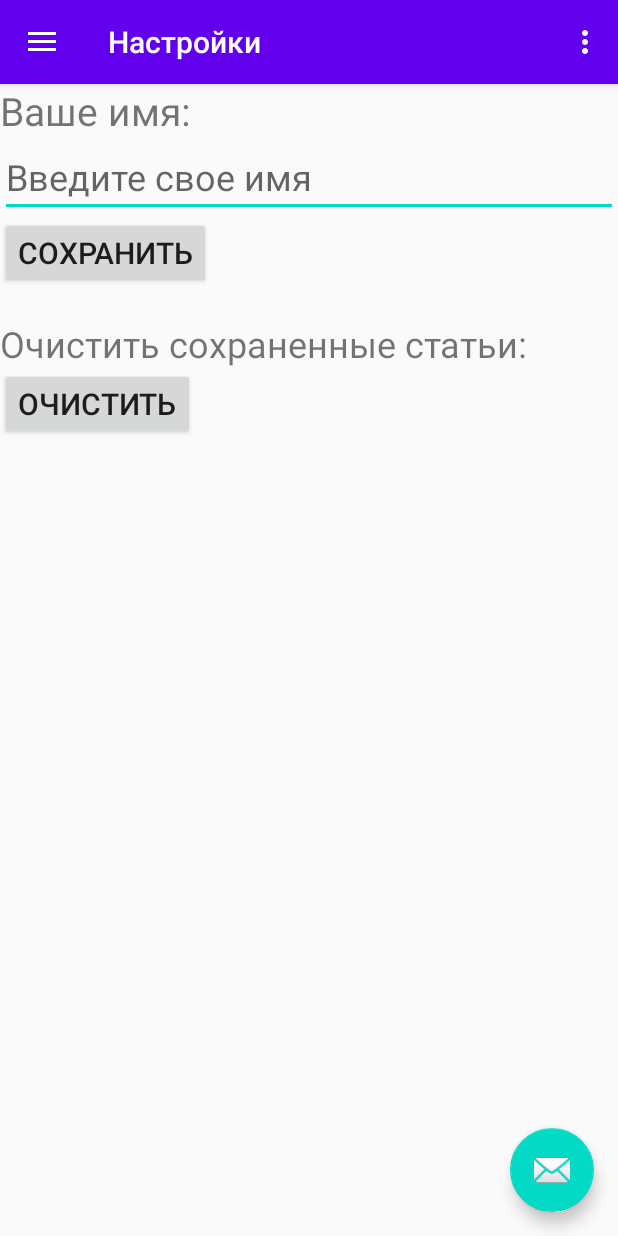
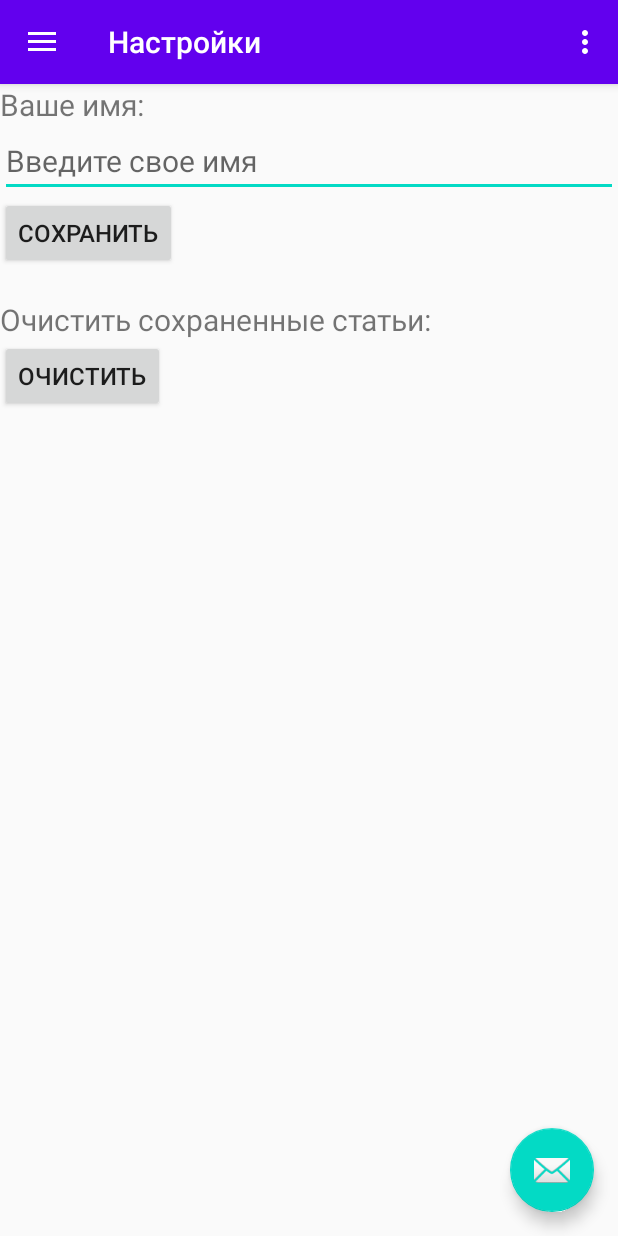
Before and after one commit to kissloryshy/IHaveRights, an Android app: the screen it shows after launch (MainActivity), in the side drawer, after a tap on "Настройки", on a phone screen of 412 x 824 dp. Run offline under Robolectric (Android 15) with nearby library versions, the phone set to English and light mode, and no system bars; our stand-ins replace Firebase (no records; nobody signed in at launch, a user with empty details on screens opened directly), navigation-ui.

```diff
--- a/app/src/main/java/com/example/androidnav/ui/articles/ArticlesFragment.kt
+++ b/app/src/main/java/com/example/androidnav/ui/articles/ArticlesFragment.kt
@@ -45,32 +45,33 @@ class ArticlesFragment : Fragment() {
         var adapter = ArrayAdapter<String>(requireContext(), android.R.layout.simple_list_item_1, titles)
         listView.adapter = adapter
 
-        if (titles.isEmpty()) {
-            titles.add("Title one")
-            titles.add("Title two")
-            titles.add("Title three")
-            titles.add("Title four")
-            titles.add("Title five")
-            content.add("Content one Lorem Ipsum - это текст-\"рыба\", часто используемый в печати и вэб-дизайне. Lorem Ipsum является стандартной \"рыбой\" для текстов на латинице с начала XVI века. В то время некий безымянный печатник создал большую коллекцию размеров и форм шрифтов, используя Lorem Ipsum для распечатки образцов. Lorem Ipsum не только успешно пережил без заметных изменений пять веков, но и перешагнул в электронный дизайн. Его популяризации в новое время послужили публикация листов Letraset с образцами Lorem Ipsum в 60-х годах и, в более недавнее время, программы электронной вёрстки типа Aldus PageMaker, в шаблонах которых используется Lorem Ipsum.")
-            content.add("Content two Lorem Ipsum - это текст-\"рыба\", часто используемый в печати и вэб-дизайне. Lorem Ipsum является стандартной \"рыбой\" для текстов на латинице с начала XVI века. В то время некий безымянный печатник создал большую коллекцию размеров и форм шрифтов, используя Lorem Ipsum для распечатки образцов. Lorem Ipsum не только успешно пережил без заметных изменений пять веков, но и перешагнул в электронный дизайн. Его популяризации в новое время послужили публикация листов Letraset с образцами Lorem Ipsum в 60-х годах и, в более недавнее время, программы электронной вёрстки типа Aldus PageMaker, в шаблонах которых используется Lorem Ipsum.")
-            content.add("Content three Lorem Ipsum - это текст-\"рыба\", часто используемый в печати и вэб-дизайне. Lorem Ipsum является стандартной \"рыбой\" для текстов на латинице с начала XVI века. В то время некий безымянный печатник создал большую коллекцию размеров и форм шрифтов, используя Lorem Ipsum для распечатки образцов. Lorem Ipsum не только успешно пережил без заметных изменений пять веков, но и перешагнул в электронный дизайн. Его популяризации в новое время послужили публикация листов Letraset с образцами Lorem Ipsum в 60-х годах и, в более недавнее время, программы электронной вёрстки типа Aldus PageMaker, в шаблонах которых используется Lorem Ipsum.")
-            content.add("Content four Lorem Ipsum - это текст-\"рыба\", часто используемый в печати и вэб-дизайне. Lorem Ipsum является стандартной \"рыбой\" для текстов на латинице с начала XVI века. В то время некий безымянный печатник создал большую коллекцию размеров и форм шрифтов, используя Lorem Ipsum для распечатки образцов. Lorem Ipsum не только успешно пережил без заметных изменений пять веков, но и перешагнул в электронный дизайн. Его популяризации в новое время послужили публикация листов Letraset с образцами Lorem Ipsum в 60-х годах и, в более недавнее время, программы электронной вёрстки типа Aldus PageMaker, в шаблонах которых используется Lorem Ipsum.")
-            content.add("Content five Lorem Ipsum - это текст-\"рыба\", часто используемый в печати и вэб-дизайне. Lorem Ipsum является стандартной \"рыбой\" для текстов на латинице с начала XVI века. В то время некий безымянный печатник создал большую коллекцию размеров и форм шрифтов, используя Lorem Ipsum для распечатки образцов. Lorem Ipsum не только успешно пережил без заметных изменений пять веков, но и перешагнул в электронный дизайн. Его популяризации в новое время послужили публикация листов Letraset с образцами Lorem Ipsum в 60-х годах и, в более недавнее время, программы электронной вёрстки типа Aldus PageMaker, в шаблонах которых используется Lorem Ipsum.")
-
-            publicationDate.add("PublicationDate one")
-            publicationDate.add("PublicationDate two")
-            publicationDate.add("PublicationDate three")
-            publicationDate.add("PublicationDate four")
-            publicationDate.add("PublicationDate five")
-
-            source.add("Source one")
-            source.add("Source two")
-            source.add("Source three")
-            source.add("Source four")
-            source.add("Source five")
-
-            adapter.notifyDataSetChanged()
-        }
+//        For disable testing data comment this if
+//        if (titles.isEmpty()) {
+//            titles.add("Title one")
+//            titles.add("Title two")
+//            titles.add("Title three")
+//            titles.add("Title four")
+//            titles.add("Title five")
+//            content.add("Content one Lorem Ipsum - это текст-\"рыба\", часто используемый в печати и вэб-дизайне. Lorem Ipsum является стандартной \"рыбой\" для текстов на латинице с начала XVI века. В то время некий безымянный печатник создал большую коллекцию размеров и форм шрифтов, используя Lorem Ipsum для распечатки образцов. Lorem Ipsum не только успешно пережил без заметных изменений пять веков, но и перешагнул в электронный дизайн. Его популяризации в новое время послужили публикация листов Letraset с образцами Lorem Ipsum в 60-х годах и, в более недавнее время, программы электронной вёрстки типа Aldus PageMaker, в шаблонах которых используется Lorem Ipsum.")
+//            content.add("Content two Lorem Ipsum - это текст-\"рыба\", часто используемый в печати и вэб-дизайне. Lorem Ipsum является стандартной \"рыбой\" для текстов на латинице с начала XVI века. В то время некий безымянный печатник создал большую коллекцию размеров и форм шрифтов, используя Lorem Ipsum для распечатки образцов. Lorem Ipsum не только успешно пережил без заметных изменений пять веков, но и перешагнул в электронный дизайн. Его популяризации в новое время послужили публикация листов Letraset с образцами Lorem Ipsum в 60-х годах и, в более недавнее время, программы электронной вёрстки типа Aldus PageMaker, в шаблонах которых используется Lorem Ipsum.")
+//            content.add("Content three Lorem Ipsum - это текст-\"рыба\", часто используемый в печати и вэб-дизайне. Lorem Ipsum является стандартной \"рыбой\" для текстов на латинице с начала XVI века. В то время некий безымянный печатник создал большую коллекцию размеров и форм шрифтов, используя Lorem Ipsum для распечатки образцов. Lorem Ipsum не только успешно пережил без заметных изменений пять веков, но и перешагнул в электронный дизайн. Его популяризации в новое время послужили публикация листов Letraset с образцами Lorem Ipsum в 60-х годах и, в более недавнее время, программы электронной вёрстки типа Aldus PageMaker, в шаблонах которых используется Lorem Ipsum.")
+//            content.add("Content four Lorem Ipsum - это текст-\"рыба\", часто используемый в печати и вэб-дизайне. Lorem Ipsum является стандартной \"рыбой\" для текстов на латинице с начала XVI века. В то время некий безымянный печатник создал большую коллекцию размеров и форм шрифтов, используя Lorem Ipsum для распечатки образцов. Lorem Ipsum не только успешно пережил без заметных изменений пять веков, но и перешагнул в электронный дизайн. Его популяризации в новое время послужили публикация листов Letraset с образцами Lorem Ipsum в 60-х годах и, в более недавнее время, программы электронной вёрстки типа Aldus PageMaker, в шаблонах которых используется Lorem Ipsum.")
+//            content.add("Content five Lorem Ipsum - это текст-\"рыба\", часто используемый в печати и вэб-дизайне. Lorem Ipsum является стандартной \"рыбой\" для текстов на латинице с начала XVI века. В то время некий безымянный печатник создал большую коллекцию размеров и форм шрифтов, используя Lorem Ipsum для распечатки образцов. Lorem Ipsum не только успешно пережил без заметных изменений пять веков, но и перешагнул в электронный дизайн. Его популяризации в новое время послужили публикация листов Letraset с образцами Lorem Ipsum в 60-х годах и, в более недавнее время, программы электронной вёрстки типа Aldus PageMaker, в шаблонах которых используется Lorem Ipsum.")
+//
+//            publicationDate.add("PublicationDate one")
+//            publicationDate.add("PublicationDate two")
+//            publicationDate.add("PublicationDate three")
+//            publicationDate.add("PublicationDate four")
+//            publicationDate.add("PublicationDate five")
+//
+//            source.add("Source one")
+//            source.add("Source two")
+//            source.add("Source three")
+//            source.add("Source four")
+//            source.add("Source five")
+//
+//            adapter.notifyDataSetChanged()
+//        }
 
         btnGetArticles.setOnClickListener {
             content.clear()
--- a/app/src/main/java/com/example/androidnav/ui/favorites/FavoritesFragment.kt
+++ b/app/src/main/java/com/example/androidnav/ui/favorites/FavoritesFragment.kt
@@ -43,6 +43,9 @@ class FavoritesFragment : Fragment() {
         super.onActivityCreated(savedInstanceState)
 
         var userInfo = UserInfo(context, "UserInfo", null, 1)
+
+        tvArticleCount.text = "Всего сохраненных статей: " + userInfo.getArticleCount()
+
         var titles = userInfo.getArticleTitles()
         var adapter = ArrayAdapter<String>(requireContext(), android.R.layout.simple_list_item_1, titles)
         listViewFav.adapter = adapter
--- a/app/src/main/res/layout/fragment_articles.xml
+++ b/app/src/main/res/layout/fragment_articles.xml
@@ -16,7 +16,7 @@
             android:layout_width="wrap_content"
             android:layout_height="wrap_content"
             android:text="Обновить"
-            android:textSize="20sp"
+            android:textSize="@dimen/buttonTextSize"
             android:layout_gravity="center_horizontal"/>
 
         <ListView
--- a/app/src/main/res/layout/fragment_settings.xml
+++ b/app/src/main/res/layout/fragment_settings.xml
@@ -19,27 +19,27 @@
                 android:layout_width="match_parent"
                 android:layout_height="wrap_content"
                 android:text="Ваше имя:"
-                android:textSize="26sp"/>
+                android:textSize="@dimen/articleContentTextSize"/>
 
             <EditText
                 android:id="@+id/etName"
                 android:layout_width="match_parent"
                 android:layout_height="wrap_content"
                 android:hint="Введите свое имя"
-                android:textSize="24sp"/>
+                android:textSize="@dimen/articleContentTextSize"/>
 
             <Button
                 android:id="@+id/btnChangeName"
                 android:layout_width="wrap_content"
                 android:layout_height="wrap_content"
                 android:text="Сохранить"
-                android:textSize="20sp"/>
+                android:textSize="@dimen/buttonTextSize"/>
 
             <TextView
                 android:layout_width="match_parent"
                 android:layout_height="wrap_content"
                 android:text="Очистить сохраненные статьи:"
-                android:textSize="24sp"
+                android:textSize="@dimen/articleContentTextSize"
                 android:layout_marginTop="20dp"/>
 
             <Button
@@ -47,7 +47,7 @@
                 android:layout_width="wrap_content"
                 android:layout_height="wrap_content"
                 android:text="Очистить"
-                android:textSize="20sp"/>
+                android:textSize="@dimen/buttonTextSize"/>
 
         </LinearLayout>
 
--- a/app/src/main/res/layout/fragment_support.xml
+++ b/app/src/main/res/layout/fragment_support.xml
@@ -18,7 +18,7 @@
                 android:layout_width="wrap_content"
                 android:layout_height="wrap_content"
                 android:text="Справка"
-                android:textSize="26sp"/>
+                android:textSize="@dimen/articleTitleTextSize"/>
 
         </LinearLayout>
 
--- a/app/src/main/res/values/dimens.xml
+++ b/app/src/main/res/values/dimens.xml
@@ -5,4 +5,9 @@
     <dimen name="nav_header_vertical_spacing">8dp</dimen>
     <dimen name="nav_header_height">220dp</dimen>
     <dimen name="fab_margin">16dp</dimen>
+
+<!--    TextSize-->
+    <dimen name="buttonTextSize">16sp</dimen>
+    <dimen name="articleTitleTextSize">22sp</dimen>
+    <dimen name="articleContentTextSize">20sp</dimen>
 </resources>
```
Also changed, not shown: app/src/main/java/com/example/androidnav/data/UserInfo.kt (+43 -6 lines), app/src/main/java/com/example/androidnav/ui/articles/CurrentArticleFragment.kt (+5 -5 lines), app/src/main/java/com/example/androidnav/ui/favorites/CurrentFavoritesFragment.kt (+2 -8 lines), app/src/main/res/layout/fragment_about.xml (+4 -4 lines), app/src/main/res/layout/fragment_current_article.xml (+10 -9 lines), app/src/main/res/layout/fragment_favorites.xml (+8 -0 lines), app/src/main/res/layout/fragment_favorites_current.xml (+8 -15 lines).
